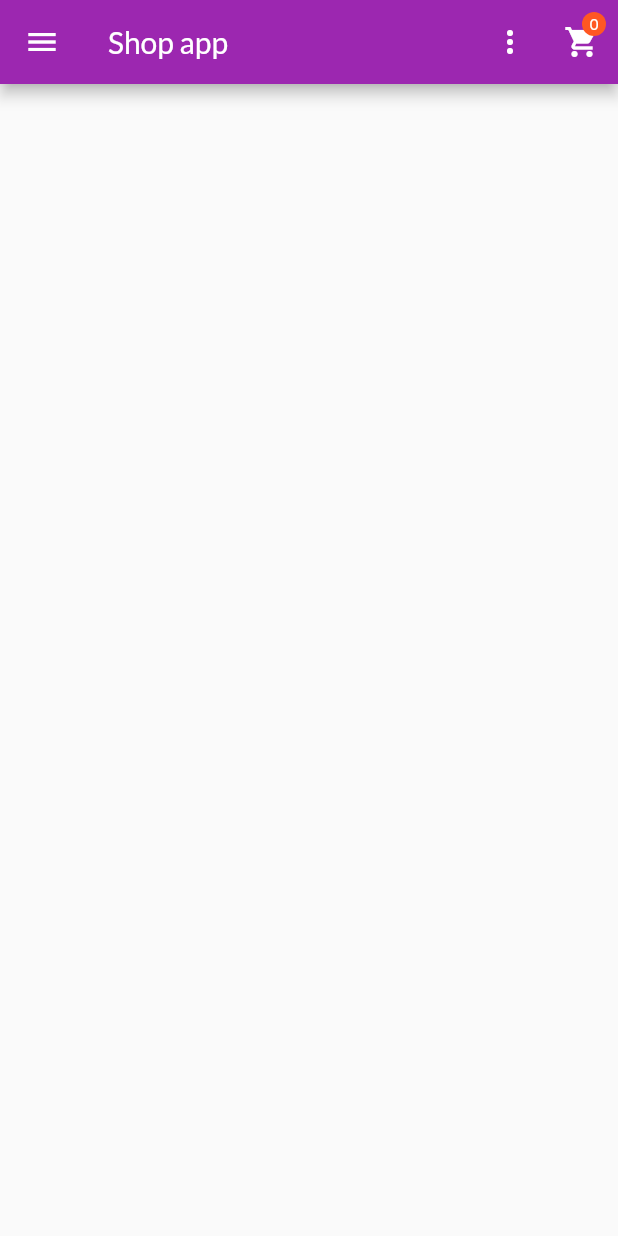
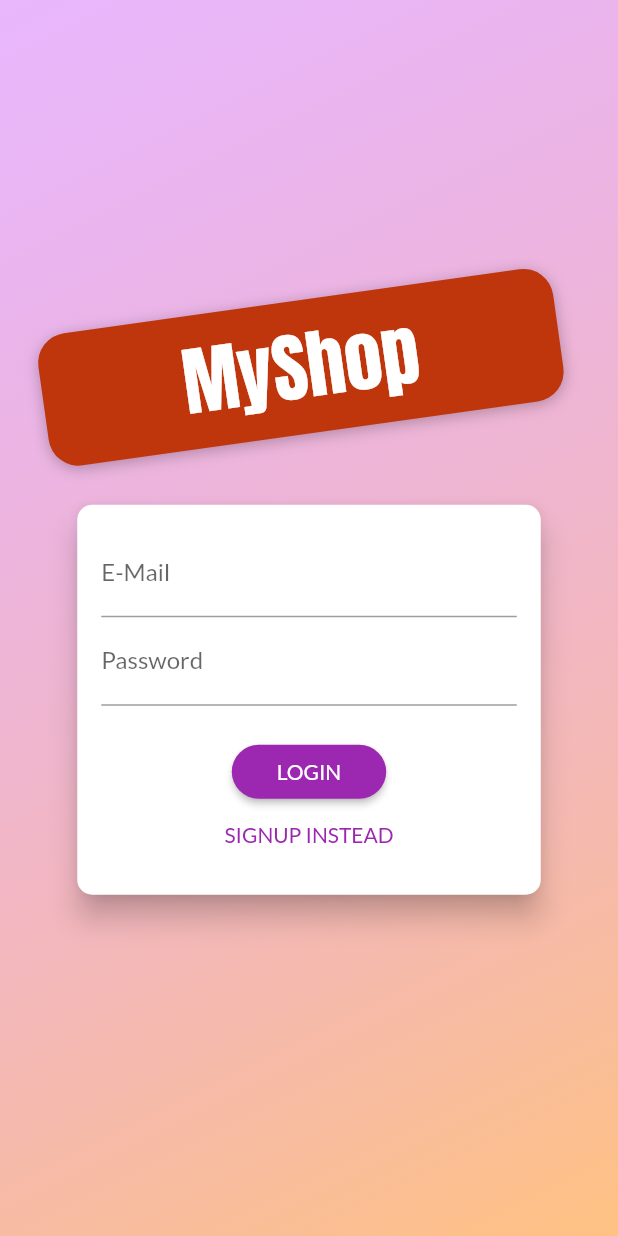
Before and after one commit to vlotysh/flutter_shop_app, a Flutter app: the screen it shows after launch, on a phone screen of 412 x 824 dp. Run offline on Flutter 3.47's test engine with Material 2 defaults, Android fonts, the phone set to English and light mode, and no system bars; network calls fail.

Commit message:
Added auth screen

```diff
--- a/lib/app/ShopApp.dart
+++ b/lib/app/ShopApp.dart
@@ -3,9 +3,9 @@ import 'package:provider/provider.dart';
 import 'package:shop_app/app/providers/cart.dart';
 import 'package:shop_app/app/providers/orders.dart';
 import 'package:shop_app/app/providers/products.dart';
+import 'package:shop_app/app/screens/auth_screen.dart';
 import 'package:shop_app/app/screens/cart_screen.dart';
 import 'package:shop_app/app/screens/edit_products_screen.dart';
-import 'package:shop_app/app/screens/home_screen.dart';
 import 'package:shop_app/app/screens/orders_screen.dart';
 import 'package:shop_app/app/screens/product_detail_screen.dart';
 import 'package:shop_app/app/screens/products_overview_screen.dart';
@@ -27,9 +27,10 @@ class ShopApp extends StatelessWidget {
         ),
       ],
       child: MaterialApp(
-        initialRoute: HomeScreen.routeName,
+        initialRoute: AuthScreen.routeName,
         routes: {
           '/': (_) => ProductsOverviewScreen(),
+          AuthScreen.routeName: (_) => AuthScreen(),
           ProductDetailScreen.routeName: (_) => ProductDetailScreen(),
           CartScreen.routeName: (_) => CartScreen(),
           OrdersScreen.routeName: (_) => OrdersScreen(),
--- /dev/null
+++ b/lib/app/screens/auth_screen.dart
@@ -0,0 +1,225 @@
+import 'dart:math';
+
+import 'package:flutter/material.dart';
+
+enum AuthMode { Signup, Login }
+
+class AuthScreen extends StatelessWidget {
+  static const routeName = '/auth';
+
+  @override
+  Widget build(BuildContext context) {
+    final deviceSize = MediaQuery.of(context).size;
+    // final transformConfig = Matrix4.rotationZ(-8 * pi / 180);
+    // transformConfig.translate(-10.0);
+    return Scaffold(
+      // resizeToAvoidBottomInset: false,
+      body: Stack(
+        children: <Widget>[
+          Container(
+            decoration: BoxDecoration(
+              gradient: LinearGradient(
+                colors: [
+                  Color.fromRGBO(215, 117, 255, 1).withOpacity(0.5),
+                  Color.fromRGBO(255, 188, 117, 1).withOpacity(0.9),
+                ],
+                begin: Alignment.topLeft,
+                end: Alignment.bottomRight,
+                stops: [0, 1],
+              ),
+            ),
+          ),
+          SingleChildScrollView(
+            child: Container(
+              height: deviceSize.height,
+              width: deviceSize.width,
+              child: Column(
+                mainAxisAlignment: MainAxisAlignment.center,
+                crossAxisAlignment: CrossAxisAlignment.center,
+                children: <Widget>[
+                  Flexible(
+                    child: Container(
+                      margin: EdgeInsets.only(bottom: 20.0),
+                      padding:
+                          EdgeInsets.symmetric(vertical: 8.0, horizontal: 94.0),
+                      transform: Matrix4.rotationZ(-8 * pi / 180)
+                        ..translate(-10.0),
+                      decoration: BoxDecoration(
+                        borderRadius: BorderRadius.circular(20),
+                        color: Colors.deepOrange.shade900,
+                        boxShadow: [
+                          BoxShadow(
+                            blurRadius: 8,
+                            color: Colors.black26,
+                            offset: Offset(0, 2),
+                          )
+                        ],
+                      ),
+                      child: Text(
+                        'MyShop',
+                        style: TextStyle(
+                          color: Theme.of(context).accentTextTheme.title.color,
+                          fontSize: 50,
+                          fontFamily: 'Anton',
+                          fontWeight: FontWeight.normal,
+                        ),
+                      ),
+                    ),
+                  ),
+                  Flexible(
+                    flex: deviceSize.width > 600 ? 2 : 1,
+                    child: AuthCard(),
+                  ),
+                ],
+              ),
+            ),
+          ),
+        ],
+      ),
+    );
+  }
+}
+
+class AuthCard extends StatefulWidget {
+  const AuthCard({
+    Key key,
+  }) : super(key: key);
+
+  @override
+  _AuthCardState createState() => _AuthCardState();
+}
+
+class _AuthCardState extends State<AuthCard> {
+  final GlobalKey<FormState> _formKey = GlobalKey();
+  AuthMode _authMode = AuthMode.Login;
+  Map<String, String> _authData = {
+    'email': '',
+    'password': '',
+  };
+  var _isLoading = false;
+  final _passwordController = TextEditingController();
+
+  void _submit() {
+    if (!_formKey.currentState.validate()) {
+      // Invalid!
+      return;
+    }
+    _formKey.currentState.save();
+    setState(() {
+      _isLoading = true;
+    });
+    if (_authMode == AuthMode.Login) {
+      // Log user in
+    } else {
+      // Sign user up
+    }
+    setState(() {
+      _isLoading = false;
+    });
+  }
+
+  void _switchAuthMode() {
+    if (_authMode == AuthMode.Login) {
+      setState(() {
+        _authMode = AuthMode.Signup;
+      });
+    } else {
+      setState(() {
+        _authMode = AuthMode.Login;
+      });
+    }
+  }
+
+  @override
+  Widget build(BuildContext context) {
+    final deviceSize = MediaQuery.of(context).size;
+    return Card(
+      shape: RoundedRectangleBorder(
+        borderRadius: BorderRadius.circular(10.0),
+      ),
+      elevation: 8.0,
+      child: Container(
+        height: _authMode == AuthMode.Signup ? 320 : 260,
+        constraints:
+            BoxConstraints(minHeight: _authMode == AuthMode.Signup ? 320 : 260),
+        width: deviceSize.width * 0.75,
+        padding: EdgeInsets.all(16.0),
+        child: Form(
+          key: _formKey,
+          child: SingleChildScrollView(
+            child: Column(
+              children: <Widget>[
+                TextFormField(
+                  decoration: InputDecoration(labelText: 'E-Mail'),
+                  keyboardType: TextInputType.emailAddress,
+                  validator: (value) {
+                    if (value.isEmpty || !value.contains('@')) {
+                      return 'Invalid email!';
+                    }
+                    return null;
+                    return null;
+                  },
+                  onSaved: (value) {
+                    _authData['email'] = value;
+                  },
+                ),
+                TextFormField(
+                  decoration: InputDecoration(labelText: 'Password'),
+                  obscureText: true,
+                  controller: _passwordController,
+                  validator: (value) {
+                    if (value.isEmpty || value.length < 5) {
+                      return 'Password is too short!';
+                    }
+                  },
+                  onSaved: (value) {
+                    _authData['password'] = value;
+                  },
+                ),
+                if (_authMode == AuthMode.Signup)
+                  TextFormField(
+                    enabled: _authMode == AuthMode.Signup,
+                    decoration: InputDecoration(labelText: 'Confirm Password'),
+                    obscureText: true,
+                    validator: _authMode == AuthMode.Signup
+                        ? (value) {
+                            if (value != _passwordController.text) {
+                              return 'Passwords do not match!';
+                            }
+                          }
+                        : null,
+                  ),
+                SizedBox(
+                  height: 20,
+                ),
+                if (_isLoading)
+                  CircularProgressIndicator()
+                else
+                  RaisedButton(
+                    child:
+                        Text(_authMode == AuthMode.Login ? 'LOGIN' : 'SIGN UP'),
+                    onPressed: _submit,
+                    shape: RoundedRectangleBorder(
+                      borderRadius: BorderRadius.circular(30),
+                    ),
+                    padding:
+                        EdgeInsets.symmetric(horizontal: 30.0, vertical: 8.0),
+                    color: Theme.of(context).primaryColor,
+                    textColor: Theme.of(context).primaryTextTheme.button.color,
+                  ),
+                FlatButton(
+                  child: Text(
+                      '${_authMode == AuthMode.Login ? 'SIGNUP' : 'LOGIN'} INSTEAD'),
+                  onPressed: _switchAuthMode,
+                  padding: EdgeInsets.symmetric(horizontal: 30.0, vertical: 4),
+                  materialTapTargetSize: MaterialTapTargetSize.shrinkWrap,
+                  textColor: Theme.of(context).primaryColor,
+                ),
+              ],
+            ),
+          ),
+        ),
+      ),
+    );
+  }
+}
```
